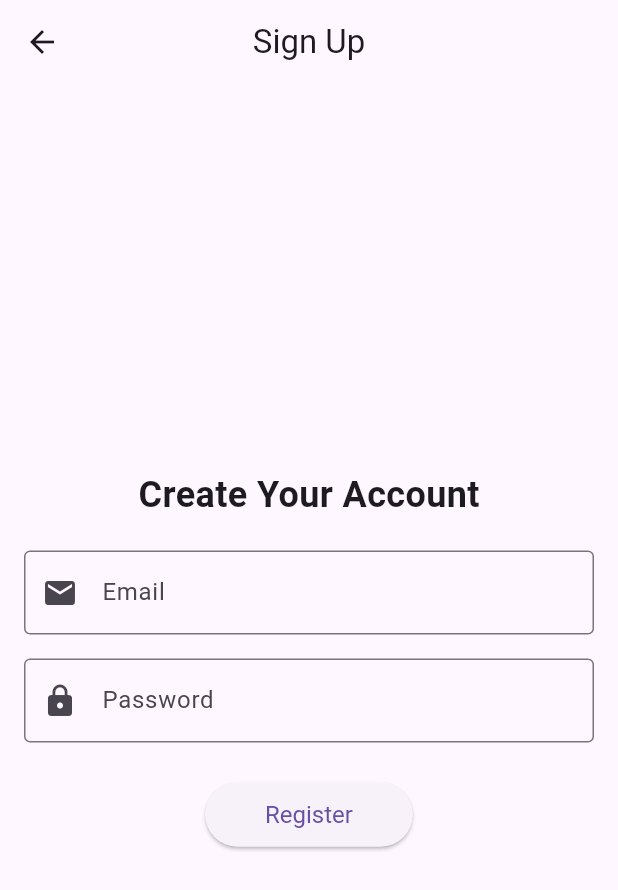
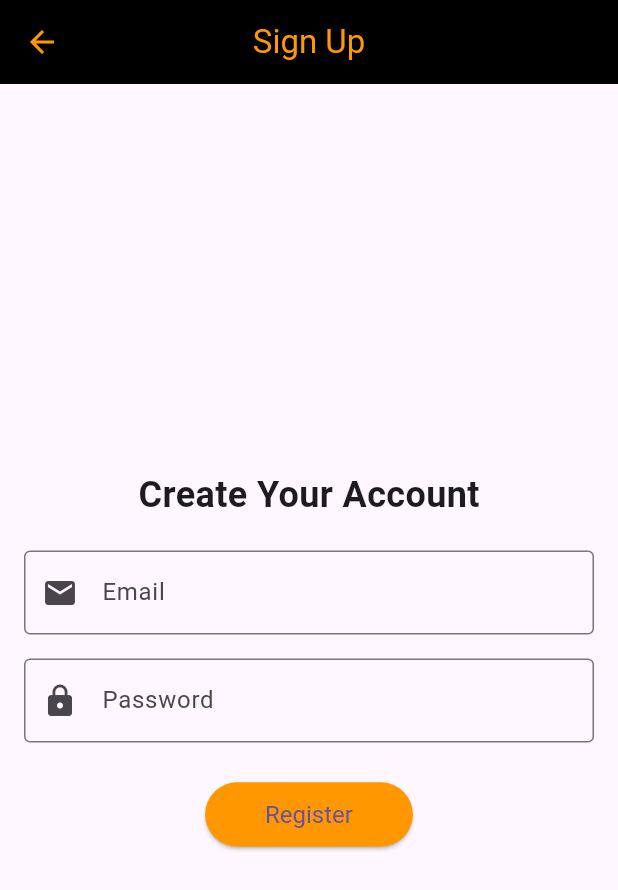
Before and after one commit to Oblamov/what_i_wear, a Flutter app: the screen it shows after launch, after a tap on "Sign up", on a phone screen of 412 x 824 dp. Shown: the top 890 px of the screen. Run offline on Flutter 3.47's test engine with Material 3 defaults, Android fonts, the phone set to English and light mode, and no system bars; our stand-ins replace firebase_auth, firebase_core, flutter_dotenv, flutter_local_notifications, image_picker, shared_preferences and 1 more; accounts and stored records are empty; network calls fail.

Commit message:
UI updates

```diff
--- a/lib/pages/authentication_page.dart
+++ b/lib/pages/authentication_page.dart
@@ -55,9 +55,12 @@ class _AuthenticationPageState extends State<AuthenticationPage> {
   Widget build(BuildContext context) {
     return Scaffold(
       appBar: AppBar(
-        title: Text('Login'),
-        centerTitle: true,
-      ),
+        title: Text(
+          'Login',
+          style: TextStyle(color: Colors.orange), // Başlık rengini turuncu yap
+        ),
+        backgroundColor: Colors.black, // Karanlık tema
+        centerTitle: true,      ),
       body: Padding(
         padding: const EdgeInsets.all(16.0),
         child: Form(
@@ -106,10 +109,11 @@ class _AuthenticationPageState extends State<AuthenticationPage> {
                   return null;
                 },
               ),
-              SizedBox(height: 24),
+              SizedBox(height: 30),
               ElevatedButton(
                 onPressed: _authenticateUser,
                 style: ElevatedButton.styleFrom(
+                  backgroundColor: Colors.orange,
                   padding: EdgeInsets.symmetric(horizontal: 40, vertical: 12),
                   textStyle: TextStyle(fontSize: 16),
                 ),
@@ -126,8 +130,10 @@ class _AuthenticationPageState extends State<AuthenticationPage> {
                   );
                 },
                 style: ElevatedButton.styleFrom(
+                  backgroundColor: Colors.orange,
                   padding: EdgeInsets.symmetric(horizontal: 40, vertical: 12),
                   textStyle: TextStyle(fontSize: 16),
+
                 ),
                 child: Text('Sign up'),
               ),
@@ -200,9 +206,18 @@ class _SignUpPageState extends State<SignUpPage> {
   Widget build(BuildContext context) {
     return Scaffold(
       appBar: AppBar(
-        title: Text('Sign Up'),
+
+        backgroundColor: Colors.black, // Arka plan siyah
+        title: Text(
+          'Sign Up',
+          style: TextStyle(color: Colors.orange), // Yazı turuncu
+        ),
+        iconTheme: IconThemeData(
+          color: Colors.orange, // Geri dönme tuşu rengi turuncu
+        ),
         centerTitle: true,
       ),
+
       body: Padding(
         padding: const EdgeInsets.all(16.0),
         child: Form(
@@ -255,6 +270,7 @@ class _SignUpPageState extends State<SignUpPage> {
               ElevatedButton(
                 onPressed: _registerUser,
                 style: ElevatedButton.styleFrom(
+                  backgroundColor: Colors.orange,
                   padding: EdgeInsets.symmetric(horizontal: 40, vertical: 12),
                   textStyle: TextStyle(fontSize: 16),
                 ),
--- a/lib/pages/main_page.dart
+++ b/lib/pages/main_page.dart
@@ -86,6 +86,8 @@ class _MainPageState extends State<MainPage> {
         return 'assets/misty.png';
       case 'overcast clouds':
         return 'assets/cloudy.png';
+      case 'light snow':
+        return 'assets/snowy.png';
       default:
         return 'assets/deafult.png';
     }
--- a/lib/pages/startScreen.dart
+++ b/lib/pages/startScreen.dart
@@ -39,7 +39,7 @@ class _StartScreenState extends State<StartScreen> {
           // Background Image
           Positioned.fill(
             child: Image.asset(
-              'assets/startscreenBackground.jpeg',
+              'assets/startscreenpage1.png',
               fit: BoxFit.cover,
             ),
           ),
@@ -62,7 +62,7 @@ class _StartScreenState extends State<StartScreen> {
                         fontFamily: 'DEBROSEE',
                         fontSize: 45,
                         fontWeight: FontWeight.bold,
-                        color: Colors.redAccent.shade200,
+                        color: Colors.white,
                         letterSpacing: 1.5,
                         shadows: [
                           Shadow(
--- a/pubspec.yaml
+++ b/pubspec.yaml
@@ -34,7 +34,7 @@ dev_dependencies:
 
 flutter:
   assets:
-    - assets/startscreenBackground.jpeg
+    - assets/startscreenpage1.png
     - assets/openai.png
     - .env
     - assets/sunny.png
```
Also changed, not shown: assets/startscreenpage1.png (added).
